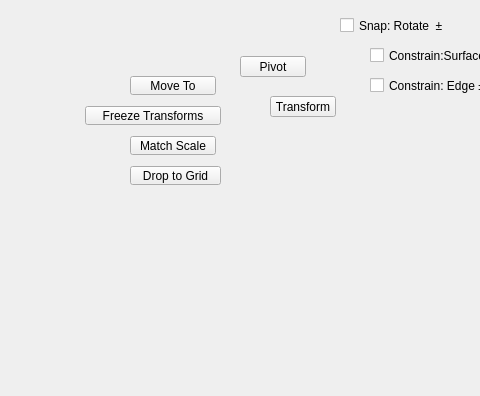
Old version of the form tentacle/ui/transform#submenu.ui in the repository m3trik/tentacle; both pictures show x 0 to 480 and y 204 to 600 of the 600 by 600 pixel window.
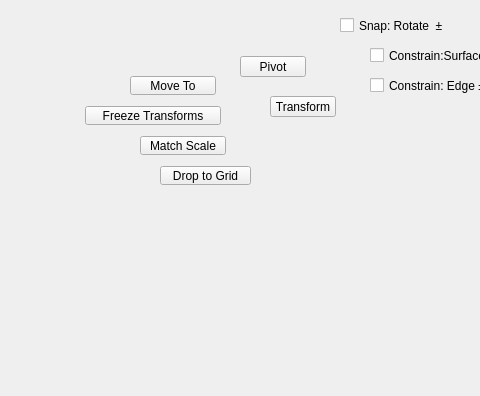
New version of the form. Custom widgets are drawn as their Qt base class.

```diff
--- a/tentacle/ui/transform#submenu.ui
+++ b/tentacle/ui/transform#submenu.ui
@@ -112,7 +112,7 @@
     </property>
     <property name="geometry">
      <rect>
-      <x>130</x>
+      <x>160</x>
       <y>370</y>
       <width>91</width>
       <height>19</height>
@@ -379,7 +379,7 @@
     </property>
     <property name="geometry">
      <rect>
-      <x>130</x>
+      <x>140</x>
       <y>340</y>
       <width>86</width>
       <height>19</height>
```
Left out of the diff: 12 changed lines with no effect on the pictures.
